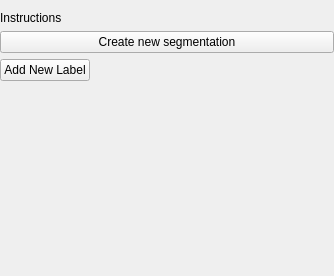
Old version of the form core/modules/gui/MitkSegmentationTool/MitkSegmentationTool.ui in the repository dboun/MultiPatientImageProcessing.
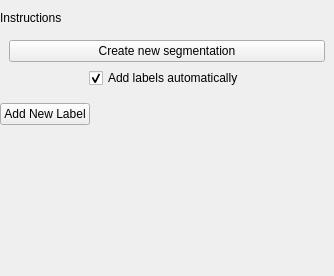
New version of the form. Custom widgets are drawn as their Qt base class.

Diff of the .ui file:
```diff
--- a/core/modules/gui/MitkSegmentationTool/MitkSegmentationTool.ui
+++ b/core/modules/gui/MitkSegmentationTool/MitkSegmentationTool.ui
@@ -58,12 +58,28 @@
     </widget>
    </item>
    <item>
+    <widget class="ActionWidget" name="frameCreate">
+     <layout class="QVBoxLayout" name="verticalLayout_2">
+      <item>
     <widget class="ActionPushButton" name="createMaskPushBtn">
      <property name="text">
       <string>Create new segmentation</string>
      </property>
     </widget>
    </item>
+      <item alignment="Qt::AlignHCenter">
+       <widget class="QCheckBox" name="checkBoxAutoLabels">
+        <property name="text">
+         <string>Add labels automatically</string>
+        </property>
+        <property name="checked">
+         <bool>true</bool>
+        </property>
+       </widget>
+      </item>
+     </layout>
+    </widget>
+   </item>
    <item alignment="Qt::AlignLeft|Qt::AlignTop">
     <widget class="ActionPushButton" name="newLabelPushBtn">
      <property name="styleSheet">
@@ -141,6 +157,12 @@
    <extends>QLabel</extends>
    <header>InfoLabel.h</header>
   </customwidget>
+  <customwidget>
+   <class>ActionWidget</class>
+   <extends>QFrame</extends>
+   <header>ActionWidget.h</header>
+   <container>1</container>
+  </customwidget>
  </customwidgets>
  <resources/>
  <connections/>
```
Lines whose indentation alone changed are shown as unchanged.
